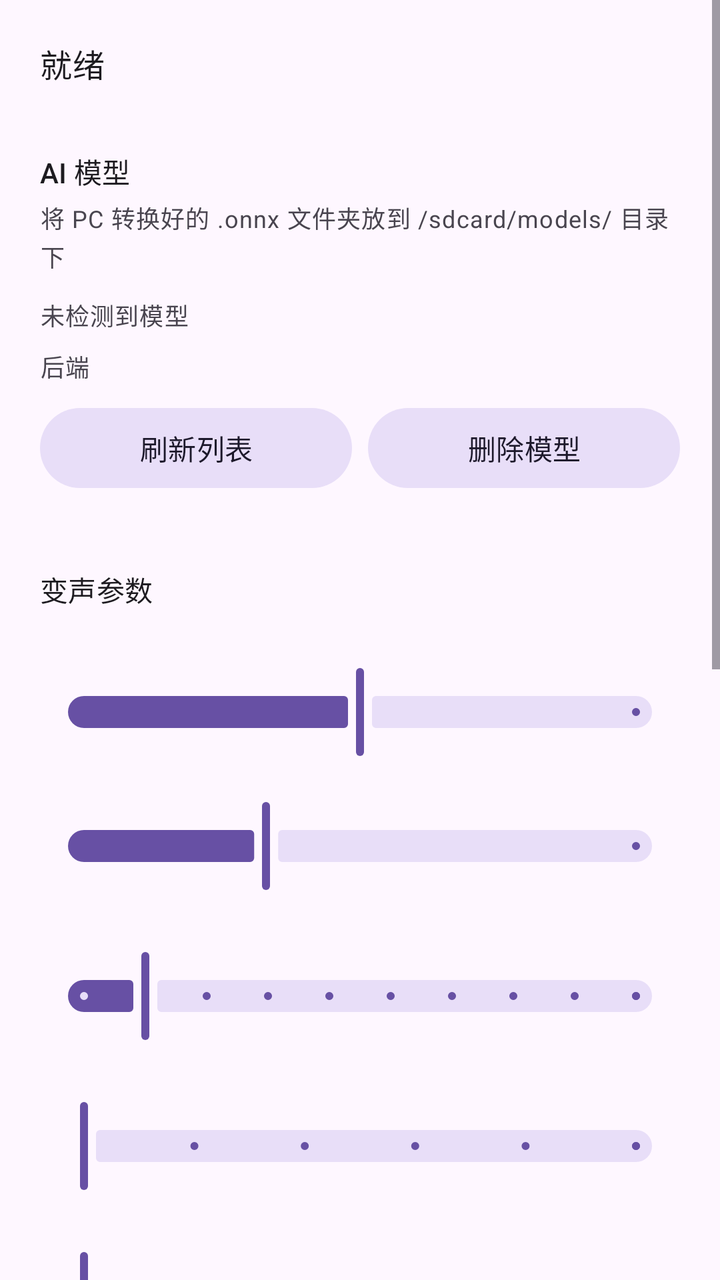
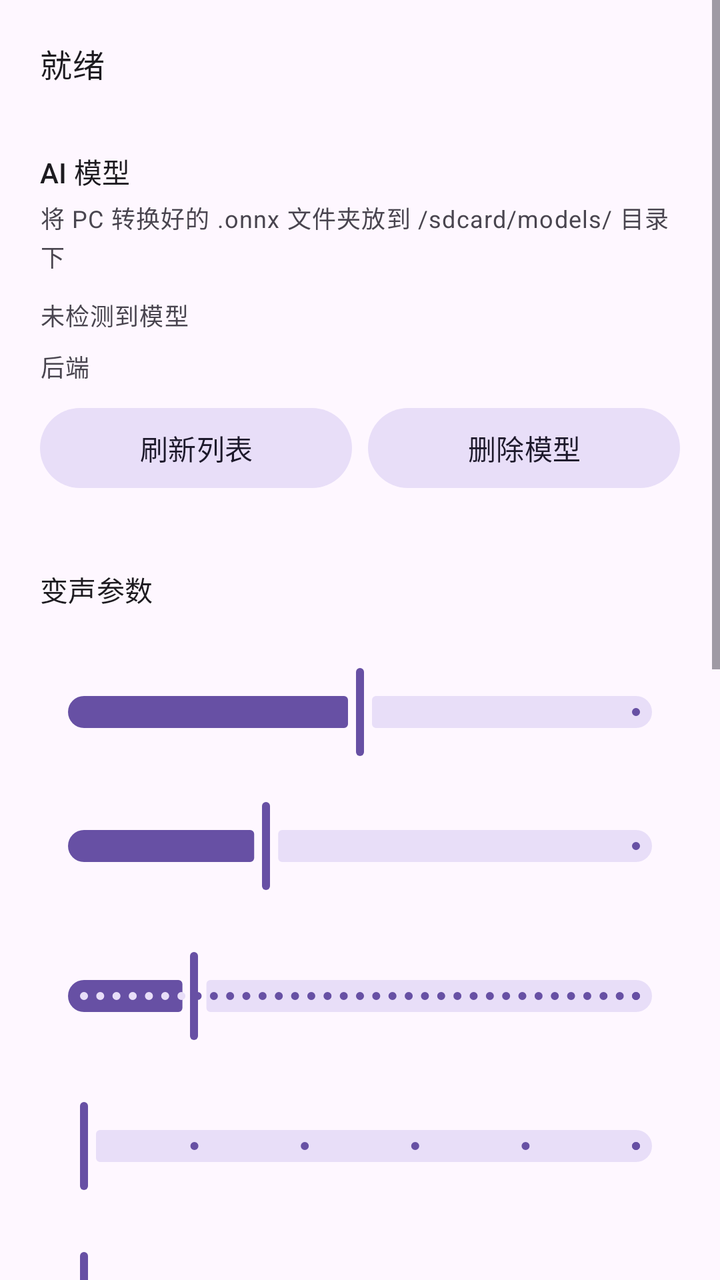

Before-and-after screenshots of an Android layout around one commit, followed by the original layout XML and the change that was made.
<!-- AndroidManifest.xml: application theme Theme.VoiceChanger -->
<!-- res/layout/activity_main.xml -->
<?xml version="1.0" encoding="utf-8"?>
<ScrollView xmlns:android="http://schemas.android.com/apk/res/android"
    xmlns:app="http://schemas.android.com/apk/res-auto"
    android:layout_width="match_parent"
    android:layout_height="match_parent"
    android:fillViewport="true">

    <LinearLayout
        android:layout_width="match_parent"
        android:layout_height="wrap_content"
        android:orientation="vertical"
        android:padding="20dp">

        
        <TextView
            android:id="@+id/tvStatus"
            android:layout_width="match_parent"
            android:layout_height="wrap_content"
            android:text="@string/status_idle"
            android:textAppearance="?attr/textAppearanceTitleMedium" />

        

        
        <LinearLayout
            android:id="@+id/aiPanel"
            android:layout_width="match_parent"
            android:layout_height="wrap_content"
            android:layout_marginTop="16dp"
            android:orientation="vertical">

            
            <TextView
                android:layout_width="match_parent"
                android:layout_height="wrap_content"
                android:layout_marginTop="16dp"
                android:text="@string/rvc_model_title"
                android:textAppearance="?attr/textAppearanceTitleSmall" />

            <TextView
                android:id="@+id/tvModelHelp"
                android:layout_width="match_parent"
                android:layout_height="wrap_content"
                android:layout_marginTop="4dp"
                android:text="@string/rvc_help"
                android:textAppearance="?attr/textAppearanceBodySmall"
                android:textColor="?attr/colorOnSurfaceVariant" />

            <com.google.android.material.chip.ChipGroup
                android:id="@+id/modelList"
                android:layout_width="match_parent"
                android:layout_height="wrap_content"
                android:layout_marginTop="8dp"
                app:selectionRequired="true"
                app:singleSelection="true" />

            
            <TextView
                android:id="@+id/tvModelStatus"
                android:layout_width="match_parent"
                android:layout_height="wrap_content"
                android:layout_marginTop="4dp"
                android:text="@string/rvc_no_model"
                android:textAppearance="?attr/textAppearanceBodySmall" />

            <LinearLayout
                android:layout_width="match_parent"
                android:layout_height="wrap_content"
                android:layout_marginTop="8dp"
                android:orientation="horizontal"
                android:gravity="center_vertical">

                <TextView
                    android:layout_width="wrap_content"
                    android:layout_height="wrap_content"
                    android:text="后端 "
                    android:textAppearance="?attr/textAppearanceBodySmall" />

                <com.google.android.material.chip.ChipGroup
                    android:id="@+id/backendSwitch"
                    android:layout_width="0dp"
                    android:layout_height="wrap_content"
                    android:layout_weight="1"
                    app:singleSelection="true" />
            </LinearLayout>

            <LinearLayout
                android:layout_width="match_parent"
                android:layout_height="wrap_content"
                android:layout_marginTop="8dp"
                android:orientation="horizontal">

                <com.google.android.material.button.MaterialButton
                    android:id="@+id/btnRefreshModels"
                    style="@style/Widget.Material3.Button.TonalButton"
                    android:layout_width="0dp"
                    android:layout_height="wrap_content"
                    android:layout_weight="1"
                    android:text="@string/rvc_refresh" />

                <com.google.android.material.button.MaterialButton
                    android:id="@+id/btnDeleteModel"
                    style="@style/Widget.Material3.Button.TonalButton"
                    android:layout_width="0dp"
                    android:layout_height="wrap_content"
                    android:layout_marginStart="8dp"
                    android:layout_weight="1"
                    android:text="@string/rvc_delete" />
            </LinearLayout>

            <TextView
                android:id="@+id/tvBackend"
                android:layout_width="match_parent"
                android:layout_height="wrap_content"
                android:layout_marginTop="4dp"
                android:textAppearance="?attr/textAppearanceBodySmall"
                android:textColor="?attr/colorOnSurfaceVariant" />

            
            <TextView
                android:layout_width="match_parent"
                android:layout_height="wrap_content"
                android:layout_marginTop="16dp"
                android:text="@string/rvc_params"
                android:textAppearance="?attr/textAppearanceTitleSmall" />

            <TextView
                android:id="@+id/tvF0Key"
                android:layout_width="match_parent"
                android:layout_height="wrap_content"
                android:layout_marginTop="8dp" />

            <com.google.android.material.slider.Slider
                android:id="@+id/sliderF0Key"
                android:layout_width="match_parent"
                android:layout_height="wrap_content"
                android:value="0"
                android:valueFrom="-15"
                android:valueTo="15" />

            <TextView
                android:id="@+id/tvProtect"
                android:layout_width="match_parent"
                android:layout_height="wrap_content" />

            <com.google.android.material.slider.Slider
                android:id="@+id/sliderProtect"
                android:layout_width="match_parent"
                android:layout_height="wrap_content"
                android:value="0.33"
                android:valueFrom="0.0"
                android:valueTo="1.0" />

            <TextView
                android:id="@+id/tvLatency"
                android:layout_width="match_parent"
                android:layout_height="wrap_content"
                android:layout_marginTop="8dp" />

            <com.google.android.material.slider.Slider
                android:id="@+id/sliderLatency"
                android:layout_width="match_parent"
                android:layout_height="wrap_content"
                android:value="1"
                android:valueFrom="0.5"
                android:valueTo="5"
                android:stepSize="0.5" />

            <TextView
                android:id="@+id/tvNoise"
                android:layout_width="match_parent"
                android:layout_height="wrap_content"
                android:layout_marginTop="8dp" />

            <com.google.android.material.slider.Slider
                android:id="@+id/sliderNoise"
                android:layout_width="match_parent"
                android:layout_height="wrap_content"
                android:value="0"
                android:valueFrom="0"
                android:valueTo="5"
                android:stepSize="1" />

            <TextView
                android:id="@+id/tvEq"
                android:layout_width="match_parent"
                android:layout_height="wrap_content"
                android:layout_marginTop="8dp" />

            <com.google.android.material.slider.Slider
                android:id="@+id/sliderEq"
                android:layout_width="match_parent"
                android:layout_height="wrap_content"
                android:value="0"
                android:valueFrom="0"
                android:valueTo="5"
                android:stepSize="1" />

            <TextView
                android:id="@+id/tvNoiseGate"
                android:layout_width="match_parent"
                android:layout_height="wrap_content"
                android:layout_marginTop="8dp" />

            <com.google.android.material.slider.Slider
                android:id="@+id/sliderNoiseGate"
                android:layout_width="match_parent"
                android:layout_height="wrap_content"
                android:value="0"
                android:valueFrom="0"
                android:valueTo="150"
                android:stepSize="1" />

            <LinearLayout
                android:layout_width="match_parent"
                android:layout_height="wrap_content"
                android:layout_marginTop="8dp"
                android:orientation="horizontal">

                <TextView
                    android:layout_width="0dp"
                    android:layout_height="wrap_content"
                    android:layout_weight="1"
                    android:text="输出降噪" />

                <androidx.appcompat.widget.SwitchCompat
                    android:id="@+id/switchDenoise"
                    android:layout_width="wrap_content"
                    android:layout_height="wrap_content" />
            </LinearLayout>

            <LinearLayout
                android:layout_width="match_parent"
                android:layout_height="wrap_content"
                android:orientation="horizontal">

                <TextView
                    android:layout_width="0dp"
                    android:layout_height="wrap_content"
                    android:layout_weight="1"
                    android:text="音域滤波" />

                <androidx.appcompat.widget.SwitchCompat
                    android:id="@+id/switchVocalRange"
                    android:layout_width="wrap_content"
                    android:layout_height="wrap_content" />
            </LinearLayout>

            <TextView
                android:id="@+id/tvIndexPath"
                android:layout_width="match_parent"
                android:layout_height="wrap_content"
                android:layout_marginTop="8dp"
                android:text="索引: 未选择"
                android:textAppearance="?attr/textAppearanceBodySmall" />

            <com.google.android.material.button.MaterialButton
                android:id="@+id/btnSelectIndex"
                style="@style/Widget.Material3.Button.TonalButton"
                android:layout_width="match_parent"
                android:layout_height="wrap_content"
                android:text="选择索引文件" />

            <TextView
                android:id="@+id/tvIndexRate"
                android:layout_width="match_parent"
                android:layout_height="wrap_content"
                android:layout_marginTop="8dp" />

            <com.google.android.material.slider.Slider
                android:id="@+id/sliderIndexRate"
                android:layout_width="match_parent"
                android:layout_height="wrap_content"
                android:value="0"
                android:valueFrom="0"
                android:valueTo="1"
                android:stepSize="0.01" />

            <com.google.android.material.button.MaterialButton
                android:id="@+id/btnFloat"
                style="@style/Widget.Material3.Button.TonalButton"
                android:layout_width="match_parent"
                android:layout_height="wrap_content"
                android:layout_marginTop="12dp"
                android:text="启动悬浮麦克风" />

            <com.google.android.material.button.MaterialButton
                android:id="@+id/btnCloud"
                style="@style/Widget.Material3.Button.TonalButton"
                android:layout_width="match_parent"
                android:layout_height="wrap_content"
                android:layout_marginTop="8dp"
                android:text="在线变声 (云端API)" />

            <com.google.android.material.button.MaterialButton
                android:id="@+id/btnRvcRealtime"
                android:layout_width="match_parent"
                android:layout_height="wrap_content"
                android:layout_marginTop="16dp"
                android:enabled="false"
                android:text="@string/rvc_start" />

            <TextView
                android:id="@+id/tvRvcResult"
                android:layout_width="match_parent"
                android:layout_height="wrap_content"
                android:layout_marginTop="8dp"
                android:textAppearance="?attr/textAppearanceBodySmall"
                android:textIsSelectable="true" />
        </LinearLayout>

    </LinearLayout>
</ScrollView>
<!-- resources referenced by this layout -->
<resources>
  <string name="rvc_delete">删除模型</string>
  <string name="rvc_help">将 PC 转换好的 .onnx 文件夹放到 /sdcard/models/ 目录下</string>
  <string name="rvc_model_title">AI 模型</string>
  <string name="rvc_no_model">未检测到模型</string>
  <string name="rvc_params">变声参数</string>
  <string name="rvc_refresh">刷新列表</string>
  <string name="rvc_start">开始 AI 实时变声</string>
  <string name="status_idle">就绪</string>
  <style name="Theme.VoiceChanger" parent="Theme.Material3.DayNight.NoActionBar" />
</resources>

<!-- the commit's change to res/layout/activity_main.xml (unified diff, before → after) -->
@@ -162,9 +162,9 @@
                 android:layout_width="match_parent"
                 android:layout_height="wrap_content"
                 android:value="1"
-                android:valueFrom="0.5"
+                android:valueFrom="0"
                 android:valueTo="5"
-                android:stepSize="0.5" />
+                android:stepSize="0.01" />
 
             <TextView
                 android:id="@+id/tvNoise"
